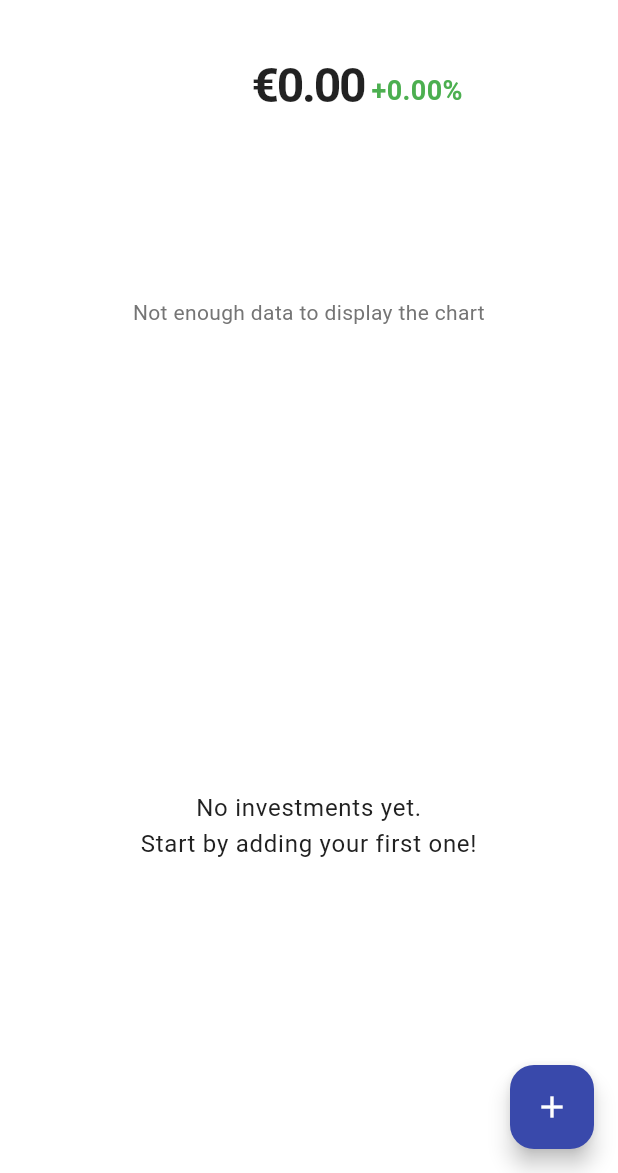
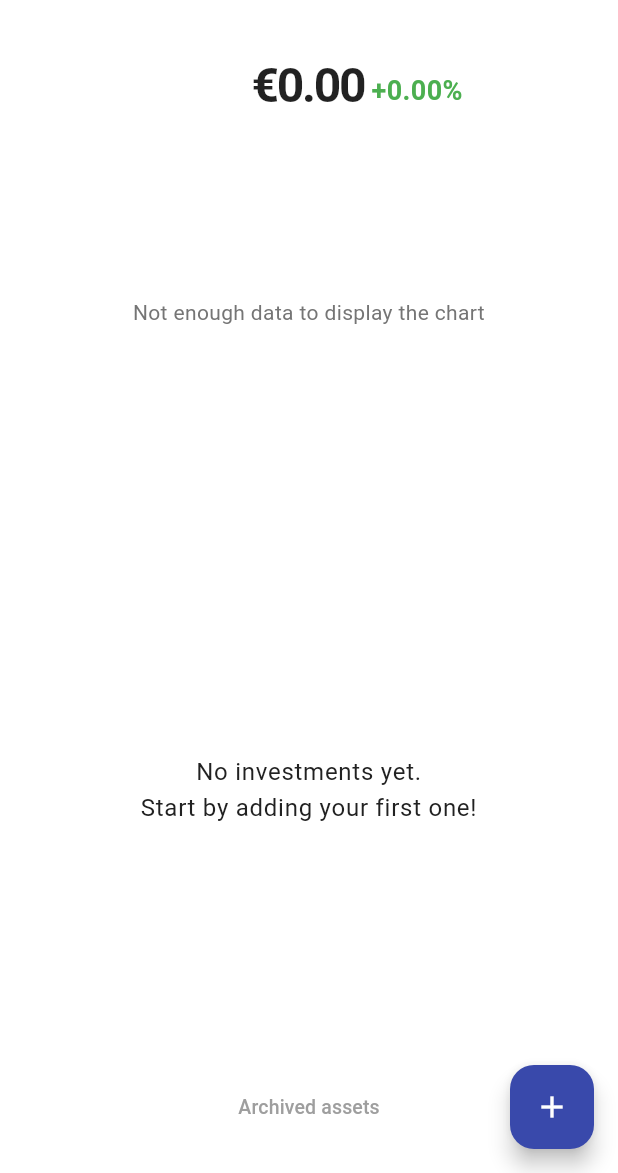
Before and after one commit to GoldLettuce/Lumina, a Flutter app: the screen it shows after launch, on a phone screen of 412 x 824 dp, the part 63-1236 px from its top. Run offline on Flutter 3.47's test engine with Material 3 defaults, Android fonts, the phone set to English and light mode, and no system bars; our stand-ins replace fl_chart, hive, hive_flutter; missing offline and left inert: workmanager; accounts and stored records are empty.

```diff
--- a/lib/domain/entities/investment.dart
+++ b/lib/domain/entities/investment.dart
@@ -27,7 +27,11 @@ class Investment extends HiveObject {
   }) : operations = operations ?? [];
 
   double get totalQuantity =>
-      operations.fold(0.0, (sum, op) => sum + op.quantity);
+      operations.fold(0.0, (sum, op) {
+        return op.type == OperationType.buy
+            ? sum + op.quantity
+            : sum - op.quantity;
+      });
 
   double get totalInvested =>
       operations.fold(0.0, (sum, op) => sum + (op.quantity * op.price));
--- a/lib/l10n/app_en.arb
+++ b/lib/l10n/app_en.arb
@@ -25,5 +25,7 @@
   "sellAll": "Sell All",
   "exceedQuantity": "Quantity exceeds available",
   "searchAsset": "Search asset",
-  "notEnoughChartData": "Not enough data to display the chart"
+  "notEnoughChartData": "Not enough data to display the chart",
+  "archivedAssetsTitle": "Archived assets",
+  "noArchivedAssets": "No hidden assets found."
 }
--- a/lib/l10n/app_es.arb
+++ b/lib/l10n/app_es.arb
@@ -25,6 +25,7 @@
   "sellAll": "Vender todo",
   "exceedQuantity": "Cantidad mayor que disponible",
   "searchAsset": "Buscar activo",
-  "notEnoughChartData": "No hay suficientes datos para mostrar el gráfico"
-
+  "notEnoughChartData": "No hay suficientes datos para mostrar el gráfico",
+  "archivedAssetsTitle": "Activos sin posiciones",
+  "noArchivedAssets": "No hay activos sin posición actualmente."
 }
--- a/lib/l10n/app_localizations.dart
+++ b/lib/l10n/app_localizations.dart
@@ -250,6 +250,18 @@ abstract class AppLocalizations {
   /// In en, this message translates to:
   /// **'Not enough data to display the chart'**
   String get notEnoughChartData;
+
+  /// No description provided for @archivedAssetsTitle.
+  ///
+  /// In en, this message translates to:
+  /// **'Archived assets'**
+  String get archivedAssetsTitle;
+
+  /// No description provided for @noArchivedAssets.
+  ///
+  /// In en, this message translates to:
+  /// **'No hidden assets found.'**
+  String get noArchivedAssets;
 }
 
 class _AppLocalizationsDelegate extends LocalizationsDelegate<AppLocalizations> {
--- a/lib/l10n/app_localizations_en.dart
+++ b/lib/l10n/app_localizations_en.dart
@@ -85,4 +85,10 @@ class AppLocalizationsEn extends AppLocalizations {
 
   @override
   String get notEnoughChartData => 'Not enough data to display the chart';
+
+  @override
+  String get archivedAssetsTitle => 'Archived assets';
+
+  @override
+  String get noArchivedAssets => 'No hidden assets found.';
 }
--- a/lib/l10n/app_localizations_es.dart
+++ b/lib/l10n/app_localizations_es.dart
@@ -85,4 +85,10 @@ class AppLocalizationsEs extends AppLocalizations {
 
   @override
   String get notEnoughChartData => 'No hay suficientes datos para mostrar el gráfico';
+
+  @override
+  String get archivedAssetsTitle => 'Activos sin posiciones';
+
+  @override
+  String get noArchivedAssets => 'No hay activos sin posición actualmente.';
 }
--- a/lib/ui/screens/portfolio_screen.dart
+++ b/lib/ui/screens/portfolio_screen.dart
@@ -11,7 +11,8 @@ import '../providers/chart_value_provider.dart';
 import '../widgets/add_investment_dialog.dart';
 import '../../data/models/investment_model.dart';
 import '../widgets/portfolio_summary_with_chart.dart';
-import 'asset_detail_screen.dart'; // 📈 NUEVO
+import 'asset_detail_screen.dart';
+import 'archived_assets_screen.dart'; // 👈 IMPORTACIÓN NUEVA
 
 class PortfolioSummaryMinimal extends StatelessWidget {
   const PortfolioSummaryMinimal({super.key});
@@ -154,7 +155,7 @@ class _PortfolioScreenState extends State<PortfolioScreen> {
   Widget build(BuildContext context) {
     final theme = Theme.of(context);
     final model = context.watch<InvestmentModel>();
-    final investments = model.investments;
+    final investments = model.investments.where((e) => e.totalQuantity > 0).toList();
     final chartProvider = context.watch<ChartValueProvider>();
 
     return Scaffold(
@@ -232,10 +233,30 @@ class _PortfolioScreenState extends State<PortfolioScreen> {
                           builder: (_) => AssetDetailScreen(asset: asset),
                         ),
                       );
-                      context.read<ChartValueProvider>().clearSelection(); // 🧼 limpia al volver
+                      context
+                          .read<ChartValueProvider>()
+                          .clearSelection();
                     },
                   );
                 },
+              ),
+            ),
+            TextButton(
+              onPressed: () {
+                Navigator.push(
+                  context,
+                  MaterialPageRoute(
+                    builder: (_) => const ArchivedAssetsScreen(),
+                  ),
+                );
+              },
+              child: Text(
+                AppLocalizations.of(context)?.archivedAssetsTitle ?? 'Activos sin posición',
+                style: const TextStyle(
+                  fontSize: 13,
+                  fontWeight: FontWeight.w500,
+                  color: Colors.grey,
+                ),
               ),
             ),
           ],
```
Also changed, not shown: lib/ui/screens/archived_assets_screen.dart (added, +63 -0 lines), 2 other files.
